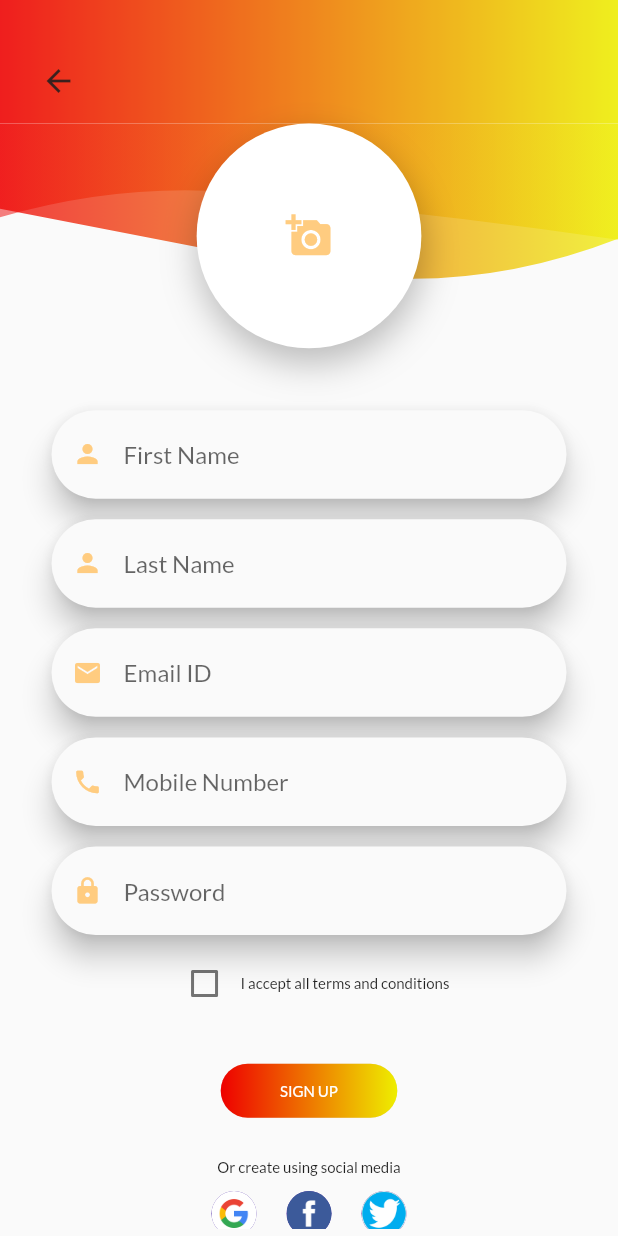
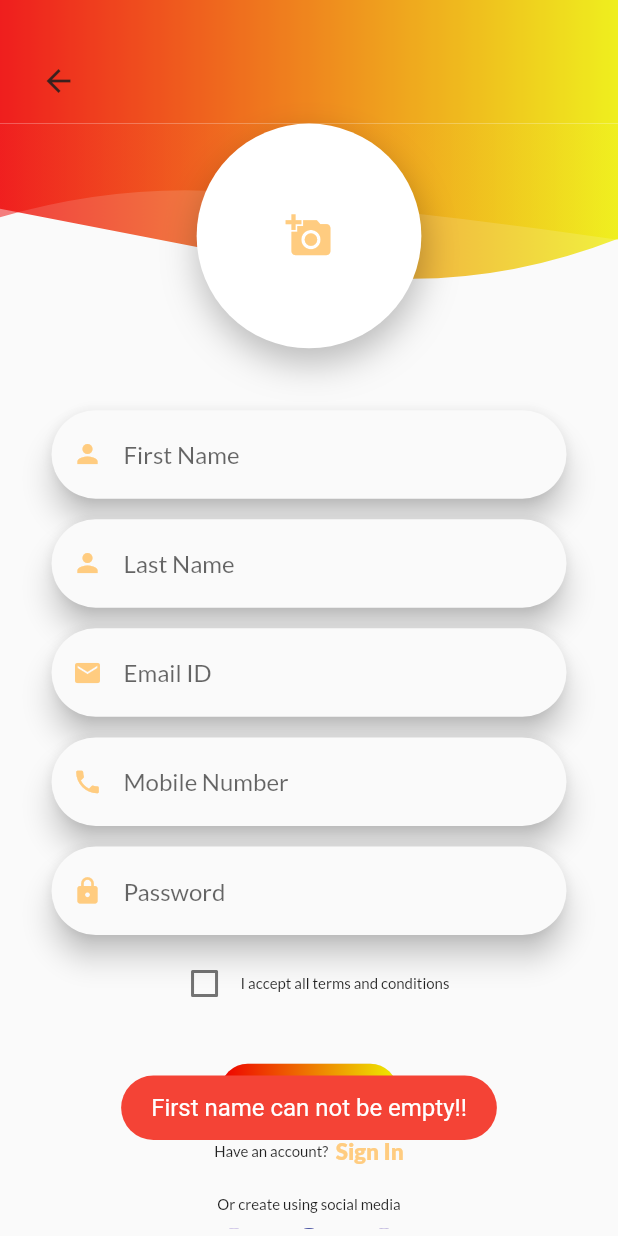
Before and after one commit to Devil-9/NewProject, a Flutter app: the SignupPage screen opened by its route, after a tap on "SIGN UP", on a phone screen of 412 x 824 dp. Run offline on Flutter 3.47's test engine with Material 2 defaults, Android fonts, the phone set to English and light mode, and no system bars; our stand-ins replace dio, fluttertoast, google_fonts, hexcolor.

```diff
--- a/lib/pages/signup_page.dart
+++ b/lib/pages/signup_page.dart
@@ -15,7 +15,7 @@ class SignupPage extends StatefulWidget {
 
 class _SignupPageState extends State<SignupPage> {
   bool changebutton = false;
-  var firstname, lastname, email, password, phone,token;
+  var firstname="", lastname, email, password, phone,token;
   bool checkBoxValue = false;
   late double _height;
   late double _width;
@@ -71,6 +71,7 @@ class _SignupPageState extends State<SignupPage> {
                   height: _height / 35,
                 ),
                 button(),
+                loginTextRow(),
                 infoTextRow(),
                 socialIconsRow(),
                 //signInTextRow(),
@@ -271,10 +272,10 @@ class _SignupPageState extends State<SignupPage> {
         children: <Widget>[
           Checkbox(
               activeColor: Colors.orange[200],
-              value: checkBoxValue,
+              value: this.checkBoxValue,
               onChanged: (newValue) {
                 setState(() {
-                  //checkBoxValue = newValue;
+                  this.checkBoxValue = newValue!;
                 });
               }),
           Text(
@@ -294,7 +295,105 @@ class _SignupPageState extends State<SignupPage> {
       elevation: 0,
       shape: RoundedRectangleBorder(borderRadius: BorderRadius.circular(30.0)),
       onPressed: () {
-        AuthService().addUser(email, password, firstname, lastname, phone).then((val) {
+        String pattern = r'^(([^<>()[\]\\.,;:\s@\"]+(\.[^<>()[\]\\.,;:\s@\"]+)*)|(\".+\"))@((\[[0-9]{1,3}\.[0-9]{1,3}\.[0-9]{1,3}\.[0-9]{1,3}\])|(([a-zA-Z\-0-9]+\.)+[a-zA-Z]{2,}))$';
+         RegExp regExp = new RegExp(pattern);
+        String pattern1 = r'(^[0-9]*$)';
+         RegExp regExp1 = new RegExp(pattern1);
+        if(firstname.length==0){
+           Fluttertoast.showToast(
+                msg: 'First name can not be empty!!',
+                gravity: ToastGravity.BOTTOM,
+                backgroundColor: Colors.red,
+                textColor: Colors.white,
+                fontSize: 16.0,
+                timeInSecForIosWeb: 2);
+        }
+        else if(lastname.length==0){
+         Fluttertoast.showToast(
+                msg: 'Last name can not be empty!!',
+                gravity: ToastGravity.BOTTOM,
+                backgroundColor: Colors.red,
+                textColor: Colors.white,
+                fontSize: 16.0,
+                timeInSecForIosWeb: 2);
+        }
+        else if(email.length==0){
+         Fluttertoast.showToast(
+                msg: 'Email can not be empty',
+                gravity: ToastGravity.BOTTOM,
+                backgroundColor: Colors.red,
+                textColor: Colors.white,
+                fontSize: 16.0,
+                timeInSecForIosWeb: 2);
+        }
+        else if(!regExp.hasMatch(email)){
+         Fluttertoast.showToast(
+                msg: 'Email is invalid!!!',
+                gravity: ToastGravity.BOTTOM,
+                backgroundColor: Colors.red,
+                textColor: Colors.white,
+                fontSize: 16.0,
+                timeInSecForIosWeb: 2);
+        }
+        else if(phone.length==0||phone.length!=10||!regExp1.hasMatch(phone)){
+         Fluttertoast.showToast(
+                msg: 'Enter a valid phone number!!!',
+                gravity: ToastGravity.BOTTOM,
+                backgroundColor: Colors.red,
+                textColor: Colors.white,
+                fontSize: 16.0,
+                timeInSecForIosWeb: 2);
+        }
+        else if(password.length==0){
+         Fluttertoast.showToast(
+                msg: 'Password can not be empty!!!!',
+                gravity: ToastGravity.BOTTOM,
+                backgroundColor: Colors.red,
+                textColor: Colors.white,
+                fontSize: 16.0,
+                timeInSecForIosWeb: 2);
+        }
+        else if(password.length<8){
+         Fluttertoast.showToast(
+                msg: 'Password should be at least 8 digits!!!',
+                gravity: ToastGravity.BOTTOM,
+                backgroundColor: Colors.red,
+                textColor: Colors.white,
+                fontSize: 16.0,
+                timeInSecForIosWeb: 2);
+        }
+        else if(!(password.contains("!")||password.contains("@")||password.contains("#")||password.contains("&"))){
+         Fluttertoast.showToast(
+                msg: 'Paswword should contain any special character!!!',
+                gravity: ToastGravity.BOTTOM,
+                backgroundColor: Colors.red,
+                textColor: Colors.white,
+                fontSize: 16.0,
+                timeInSecForIosWeb: 2);
+        }
+        else if(!checkBoxValue){
+           Fluttertoast.showToast(
+                msg: 'Please check the box!!!',
+                gravity: ToastGravity.BOTTOM,
+                backgroundColor: Colors.red,
+                textColor: Colors.white,
+                fontSize: 16.0,
+                timeInSecForIosWeb: 2);
+        }
+        else{
+          AuthService().login(email, password).then((val) {
+            token = val.data['msg'];
+          if (token=='Wrong Password') {
+            //print(token);
+            Fluttertoast.showToast(
+                msg: 'Email already exist!!',
+                gravity: ToastGravity.BOTTOM,
+                backgroundColor: Colors.red,
+                textColor: Colors.white,
+                fontSize: 16.0,
+                timeInSecForIosWeb: 1);
+          } else {
+             AuthService().addUser(email, password, firstname, lastname, phone).then((val) {
 
             Fluttertoast.showToast(
                 msg: 'authenticated',
@@ -305,6 +404,9 @@ class _SignupPageState extends State<SignupPage> {
                 timeInSecForIosWeb: 1);
                 Navigator.pushNamed(context, MyRoutes.homeRoute);
         });
+          }
+        });
+        }
       },
       textColor: Colors.white,
       padding: EdgeInsets.all(0.0),
@@ -320,6 +422,39 @@ class _SignupPageState extends State<SignupPage> {
         padding: const EdgeInsets.all(12.0),
         child: Text('SIGN UP',
             style: TextStyle(fontSize: _large ? 14 : (_medium ? 12 : 10))),
+      ),
+    );
+  }
+
+Widget loginTextRow() {
+    return Container(
+      margin: EdgeInsets.only(top: _height / 120.0),
+      child: Row(
+        mainAxisAlignment: MainAxisAlignment.center,
+        children: <Widget>[
+          Text(
+            "Have an account?",
+            style: TextStyle(
+                fontWeight: FontWeight.w400,
+                fontSize: _large ? 14 : (_medium ? 12 : 10)),
+          ),
+          SizedBox(
+            width: 5,
+          ),
+          GestureDetector(
+            onTap: () {
+              Navigator.pushNamed(context, MyRoutes.loginRoute);
+              //print("Routing to Sign up screen");
+            },
+            child: Text(
+              "Sign In",
+              style: TextStyle(
+                  fontWeight: FontWeight.w800,
+                  color: Colors.orange[200],
+                  fontSize: _large ? 19 : (_medium ? 17 : 15)),
+            ),
+          )
+        ],
       ),
     );
   }
@@ -400,4 +535,5 @@ class _SignupPageState extends State<SignupPage> {
       ),
     );
   }
+
 }
```
